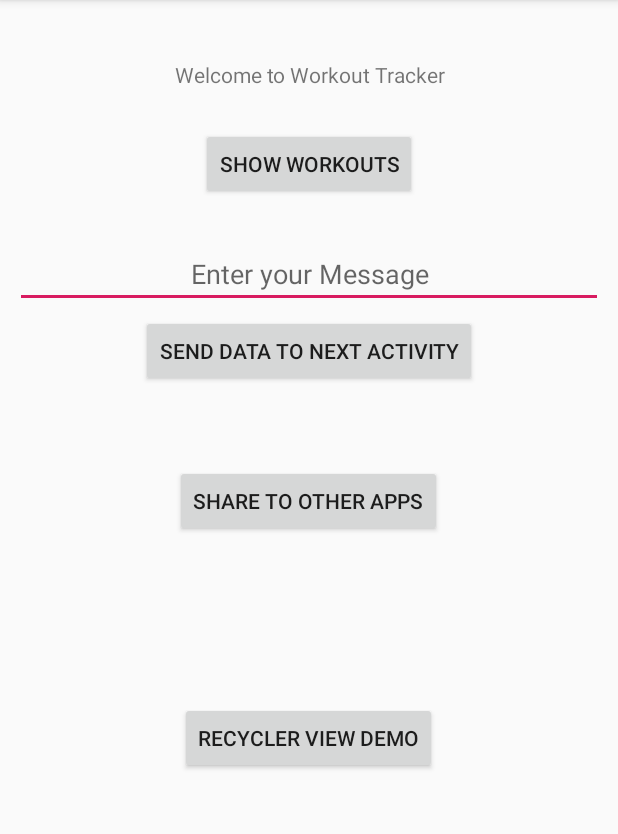
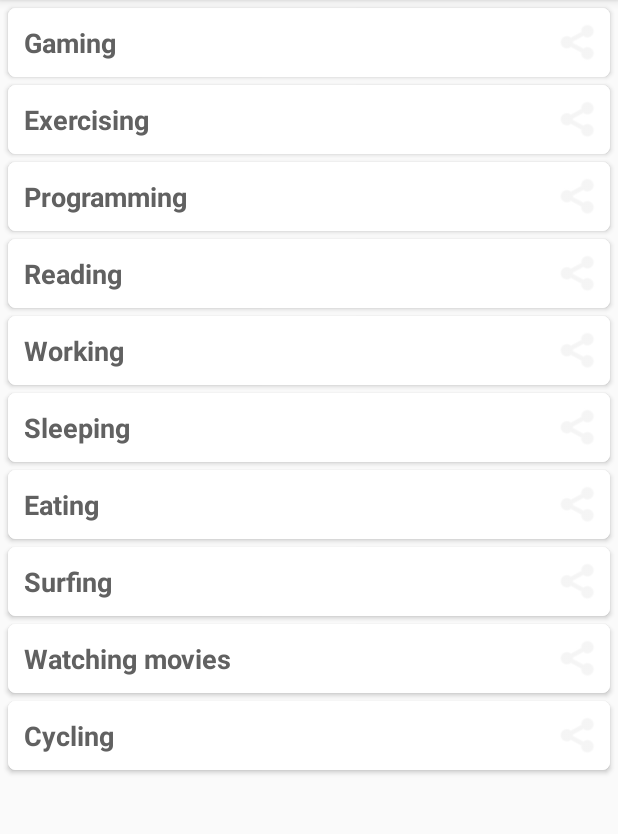
Before and after one commit to abantej/kotlin-app-workout-tracker, an Android app: the screen it shows after launch (MainActivity before the commit, HobbiesActivity after it), after a tap on "RECYCLER VIEW DEMO", on a phone screen of 412 x 824 dp, the part 84-918 px from its top. Run offline under Robolectric (Android 15) with nearby library versions, the phone set to English and light mode, and no system bars; libraries missing offline, so code that uses them is left out: com.abantej.kotlin.

Commit message:
added adapter and model

```diff
--- a/app/src/main/java/com/abantej/kotlin/app/workout/tracker/HobbiesActivity.kt
+++ b/app/src/main/java/com/abantej/kotlin/app/workout/tracker/HobbiesActivity.kt
@@ -3,11 +3,20 @@ package com.abantej.kotlin.app.workout.tracker
 import android.os.Bundle
 import android.os.PersistableBundle
 import androidx.appcompat.app.AppCompatActivity
+import androidx.recyclerview.widget.LinearLayoutManager
+import kotlinx.android.synthetic.main.activity_hobbies.*
 
 class HobbiesActivity : AppCompatActivity() {
 
     override fun onCreate(savedInstanceState: Bundle?) {
         super.onCreate(savedInstanceState)
         setContentView(R.layout.activity_hobbies)
+
+        val layoutManager = LinearLayoutManager(this)
+        layoutManager.orientation = LinearLayoutManager.VERTICAL
+        recyclerView.layoutManager = layoutManager
+
+        val adapter = HobbiesAdapter(this, Supplier.hobbies)
+        recyclerView.adapter = adapter
     }
 }
--- /dev/null
+++ b/app/src/main/java/com/abantej/kotlin/app/workout/tracker/HobbiesAdapter.kt
@@ -0,0 +1,57 @@
+package com.abantej.kotlin.app.workout.tracker
+
+import android.content.Context
+import android.content.Intent
+import android.view.LayoutInflater
+import android.view.View
+import android.view.ViewGroup
+import android.widget.Toast
+import androidx.recyclerview.widget.RecyclerView
+import kotlinx.android.synthetic.main.activity_main.*
+import kotlinx.android.synthetic.main.list_item.view.*
+
+class HobbiesAdapter(val context: Context, val hobbies: List<Hobby>) : RecyclerView.Adapter<HobbiesAdapter.MyViewHolder>() {
+
+    override fun onCreateViewHolder(parent: ViewGroup, viewType: Int): MyViewHolder {
+        val view = LayoutInflater.from(context).inflate(R.layout.list_item, parent, false)
+        return MyViewHolder(view)
+    }
+
+    override fun getItemCount(): Int {
+        return hobbies.size
+    }
+
+    override fun onBindViewHolder(holder: MyViewHolder, position: Int) {
+        val hobby = hobbies[position]
+        holder.setData(hobby, position)
+    }
+
+    inner class MyViewHolder(itemView: View): RecyclerView.ViewHolder(itemView) {
+
+        var currentHobby: Hobby? = null
+        var currentPosition: Int = 0
+
+        init {
+            itemView.setOnClickListener {
+                Toast.makeText(context, currentHobby!!.title + " Clicked !", Toast.LENGTH_SHORT).show()
+            }
+
+            itemView.imgShare.setOnClickListener {
+                val message: String = "My hobby is: " + currentHobby!!.title
+
+                val intent = Intent()
+                intent.action = Intent.ACTION_SEND
+                intent.putExtra(Intent.EXTRA_TEXT, message)
+                intent.type = "text/plain"
+
+                context.startActivity(Intent.createChooser(intent, "Please select app: "))
+            }
+        }
+
+        fun setData(hobby: Hobby?, pos: Int) {
+            itemView.txvTitle.text = hobby!!.title
+            this.currentHobby = hobby
+            this.currentPosition = pos
+        }
+    }
+}
--- a/app/src/main/java/com/abantej/kotlin/app/workout/tracker/MainActivity.kt
+++ b/app/src/main/java/com/abantej/kotlin/app/workout/tracker/MainActivity.kt
@@ -40,6 +40,7 @@ class MainActivity : AppCompatActivity() {
 
         btnRecyclerViewDemo.setOnClickListener {
             val intent = Intent(this, HobbiesActivity::class.java)
+            startActivity(intent)
         }
     }
 }
--- /dev/null
+++ b/app/src/main/java/com/abantej/kotlin/app/workout/tracker/Model.kt
@@ -0,0 +1,18 @@
+package com.abantej.kotlin.app.workout.tracker
+
+data class Hobby(var title: String)
+
+object Supplier {
+    val hobbies = listOf<Hobby>(
+        Hobby("Gaming"),
+        Hobby("Exercising"),
+        Hobby("Programming"),
+        Hobby("Reading"),
+        Hobby("Working"),
+        Hobby("Sleeping"),
+        Hobby("Eating"),
+        Hobby("Surfing"),
+        Hobby("Watching movies"),
+        Hobby("Cycling")
+    )
+}
```
